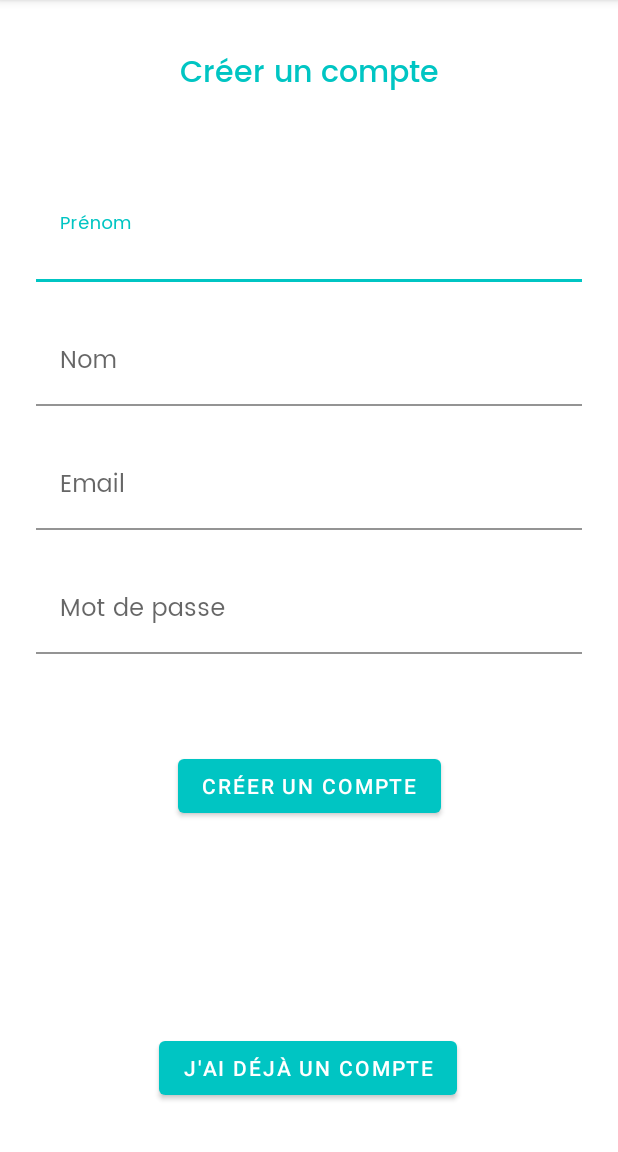
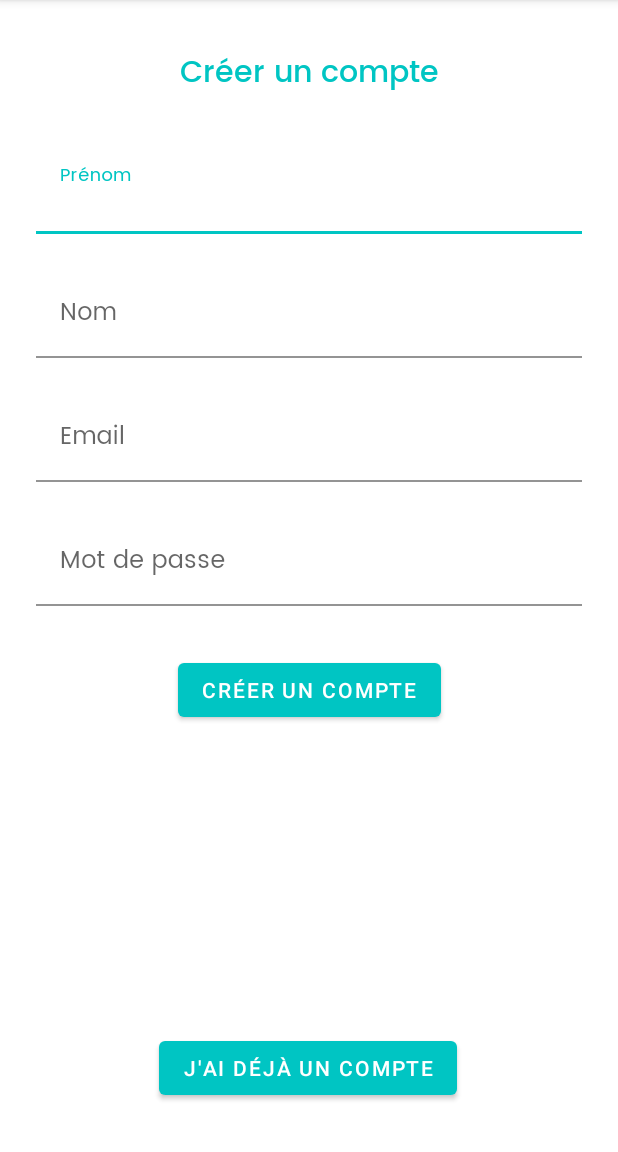
Before and after one commit to elise-rey/AndroidERestaurant, an Android app: the RegisterFragment screen opened directly, with no data from a screen before it, on a phone screen of 412 x 824 dp, the part 84-1236 px from its top. Run offline under Robolectric (Android 15) with nearby library versions, the phone set to English and light mode, and no system bars; network calls fail.

Commit message:
login & register form redirections

```diff
--- a/app/src/main/java/fr/isen/rey/androiderestaurant/user/RegisterFragment.kt
+++ b/app/src/main/java/fr/isen/rey/androiderestaurant/user/RegisterFragment.kt
@@ -1,5 +1,6 @@
 package fr.isen.rey.androiderestaurant.user
 
+import android.content.Context
 import android.os.Bundle
 import androidx.fragment.app.Fragment
 import android.view.LayoutInflater
@@ -9,6 +10,13 @@ import fr.isen.rey.androiderestaurant.databinding.FragmentRegisterBinding
 
 class RegisterFragment : Fragment() {
     lateinit var binding: FragmentRegisterBinding
+    var interactor: UserActivityFragmentInteraction? = null
+
+    override fun onAttach(context: Context) {
+        super.onAttach(context)
+        interactor = context as? UserActivityFragmentInteraction
+    }
+
     override fun onCreate(savedInstanceState: Bundle?) {
         super.onCreate(savedInstanceState)
     }
@@ -20,4 +28,13 @@ class RegisterFragment : Fragment() {
         binding = FragmentRegisterBinding.inflate(inflater, container, false)
         return binding.root
     }
+
+    override fun onViewCreated(view: View, savedInstanceState: Bundle?) {
+        super.onViewCreated(view, savedInstanceState)
+        binding.alreadyAccount.setOnClickListener {
+            interactor?.showLogin()
+        }
+        binding.registerButton.setOnClickListener {
+        }
+    }
 }
--- a/app/src/main/java/fr/isen/rey/androiderestaurant/user/UserActivity.kt
+++ b/app/src/main/java/fr/isen/rey/androiderestaurant/user/UserActivity.kt
@@ -5,7 +5,12 @@ import android.os.Bundle
 import fr.isen.rey.androiderestaurant.R
 import fr.isen.rey.androiderestaurant.databinding.ActivityUserBinding
 
-class UserActivity : AppCompatActivity() {
+interface UserActivityFragmentInteraction {
+    fun showLogin()
+    fun showRegister()
+}
+
+class UserActivity : AppCompatActivity(), UserActivityFragmentInteraction {
     lateinit var binding: ActivityUserBinding
     override fun onCreate(savedInstanceState: Bundle?) {
         super.onCreate(savedInstanceState)
@@ -15,4 +20,14 @@ class UserActivity : AppCompatActivity() {
         val fragment = RegisterFragment()
         supportFragmentManager.beginTransaction().add(R.id.fragmentContainer, fragment).commit()
     }
+
+    override fun showLogin() {
+        val loginFragment = LoginFragment()
+        supportFragmentManager.beginTransaction().replace(R.id.fragmentContainer, loginFragment).commit()
+    }
+
+    override fun showRegister() {
+        val registerFragment = RegisterFragment()
+        supportFragmentManager.beginTransaction().replace(R.id.fragmentContainer, registerFragment).commit()
+    }
 }
--- a/app/src/main/res/layout/fragment_register.xml
+++ b/app/src/main/res/layout/fragment_register.xml
@@ -29,7 +29,7 @@
         android:layout_width="0dp"
         android:layout_height="wrap_content"
         android:layout_marginStart="24dp"
-        android:layout_marginTop="64dp"
+        android:layout_marginTop="32dp"
         android:layout_marginEnd="24dp"
         app:layout_constraintEnd_toEndOf="parent"
         app:layout_constraintHorizontal_bias="0.0"
@@ -111,11 +111,11 @@
     </com.google.android.material.textfield.TextInputLayout>
 
     <Button
-        android:id="@+id/registerButtonR"
+        android:id="@+id/registerButton"
         android:layout_width="wrap_content"
         android:layout_height="wrap_content"
         android:layout_marginStart="8dp"
-        android:layout_marginTop="64dp"
+        android:layout_marginTop="32dp"
         android:layout_marginEnd="8dp"
         android:text="@string/register"
         app:layout_constraintEnd_toEndOf="parent"
@@ -123,7 +123,7 @@
         app:layout_constraintTop_toBottomOf="@+id/textInputLayout5" />
 
     <Button
-        android:id="@+id/loginButtonR"
+        android:id="@+id/alreadyAccount"
         android:layout_width="wrap_content"
         android:layout_height="wrap_content"
         android:layout_marginStart="8dp"
```
Also changed, not shown: app/src/main/java/fr/isen/rey/androiderestaurant/user/LoginFragment.kt (+17 -0 lines), app/src/main/res/layout/fragment_login.xml (+4 -4 lines), 2 other files.
